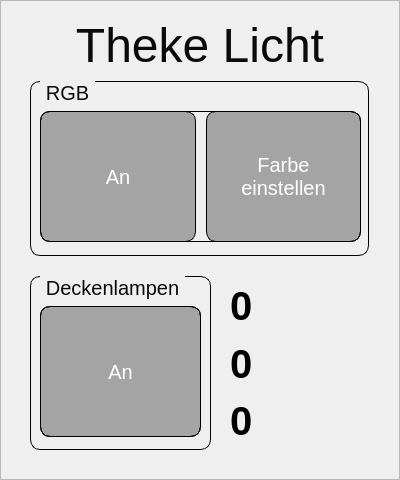
Old version of the form Programme/ControlPanel-3-0/ui/einstellung_theke.ui in the repository mvu/jugendprojekt.
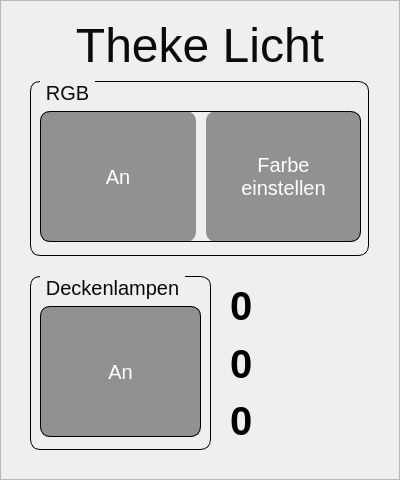
New version of the form. Icons and pictures are not drawn.

Commit message: alpha der Buttons auf 100 (normal) bzw. 150 (pressed) geändert

```diff
--- a/Programme/ControlPanel-3-0/ui/einstellung_theke.ui
+++ b/Programme/ControlPanel-3-0/ui/einstellung_theke.ui
@@ -110,9 +110,9 @@
        <property name="styleSheet">
         <string notr="true">QPushButton {
 	margin-top:0em;
-	background-color: rgba(0,0,0,80);
+	background-color: rgba(0,0,0,100);
 	color:white;
-	border: 1px solid black;
+	border: none;
 	border-radius: 10px;
 }
 QPushButton:checked {
@@ -151,9 +151,9 @@
        <property name="styleSheet">
         <string notr="true">QPushButton {
 	margin-top:0em;
-	background-color: rgba(0,0,0,80);
+	background-color: rgba(0,0,0,100);
 	color:white;
-	border: 1px solid black;
+	border: none;
 	border-radius: 10px;
 }
 QPushButton:checked {
@@ -221,9 +221,9 @@
        <property name="styleSheet">
         <string notr="true">QPushButton {
 	margin-top:0em;
-	background-color: rgba(0,0,0,80);
+	background-color: rgba(0,0,0,100);
 	color:white;
-	border: 1px solid black;
+	border: none;
 	border-radius: 10px;
 }
 QPushButton:checked {
```
Left out of the diff: 15 changed lines with no effect on the pictures. The commit also changes 1 other file.
